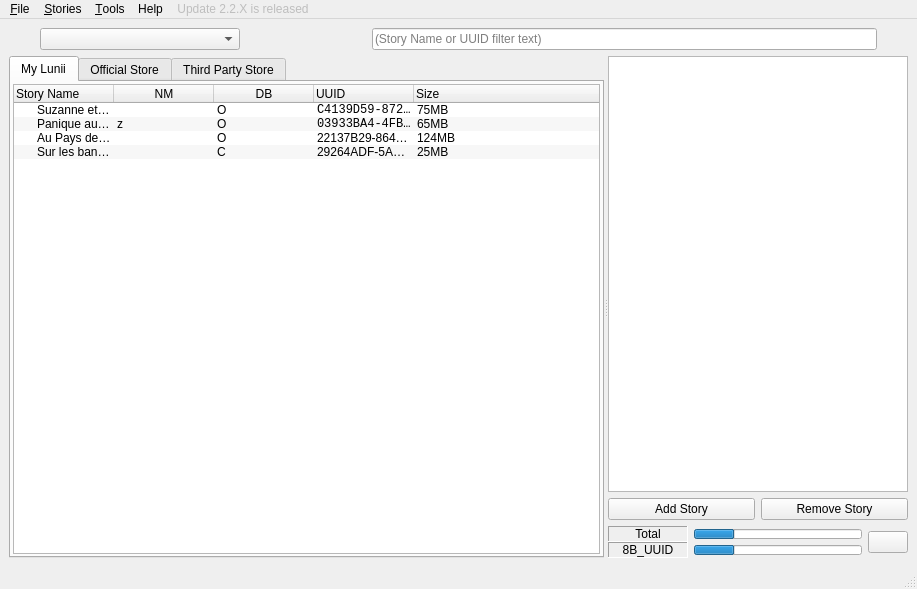
The window that pkg/ui/main.ui (o-daneel/Lunii.QT) describes before a commit, drawn with Qt 5.
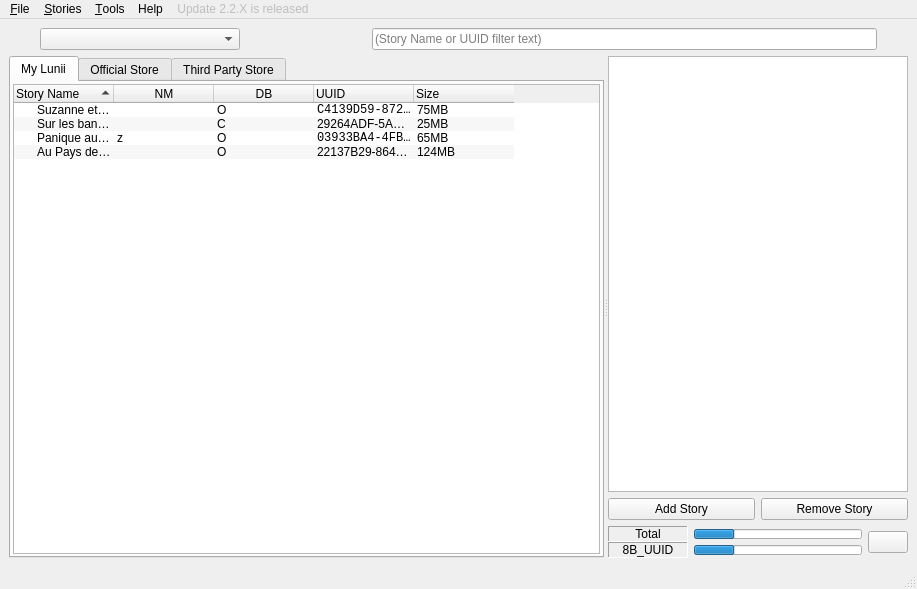
The same window after the commit. The open tabs and pages were chosen to show the change. Icons and pictures are not drawn.

Commit message: Remove auto strech on last column on tree views and the associated workaround

What changed in the file:
```diff
--- a/pkg/ui/main.ui
+++ b/pkg/ui/main.ui
@@ -267,9 +267,15 @@
            <property name="itemsExpandable">
             <bool>true</bool>
            </property>
+           <property name="sortingEnabled">
+            <bool>true</bool>
+           </property>
            <property name="allColumnsShowFocus">
             <bool>true</bool>
            </property>
+           <attribute name="headerStretchLastSection">
+            <bool>false</bool>
+           </attribute>
            <column>
             <property name="text">
              <string>Story Name</string>
@@ -332,6 +338,23 @@
              <string notr="true">75MB</string>
             </property>
            </item>
+           <item>
+            <property name="text">
+             <string notr="true">Sur les bancs de l'école</string>
+            </property>
+            <property name="text">
+             <string/>
+            </property>
+            <property name="text">
+             <string notr="true">C</string>
+            </property>
+            <property name="text">
+             <string notr="true">29264ADF-5A9F-451A-B1EC-2AE21BBA473C</string>
+            </property>
+            <property name="text">
+             <string notr="true">25MB</string>
+            </property>
+           </item>
            <item>
             <property name="text">
              <string notr="true">Panique aux 6 Royaumes</string>
@@ -371,23 +394,6 @@
              <string notr="true">124MB</string>
             </property>
            </item>
-           <item>
-            <property name="text">
-             <string notr="true">Sur les bancs de l'école</string>
-            </property>
-            <property name="text">
-             <string/>
-            </property>
-            <property name="text">
-             <string notr="true">C</string>
-            </property>
-            <property name="text">
-             <string notr="true">29264ADF-5A9F-451A-B1EC-2AE21BBA473C</string>
-            </property>
-            <property name="text">
-             <string notr="true">25MB</string>
-            </property>
-           </item>
           </widget>
          </item>
         </layout>
```
Left out of the diff: 14 changed lines with no effect on the pictures. The commit also changes 2 other files.
